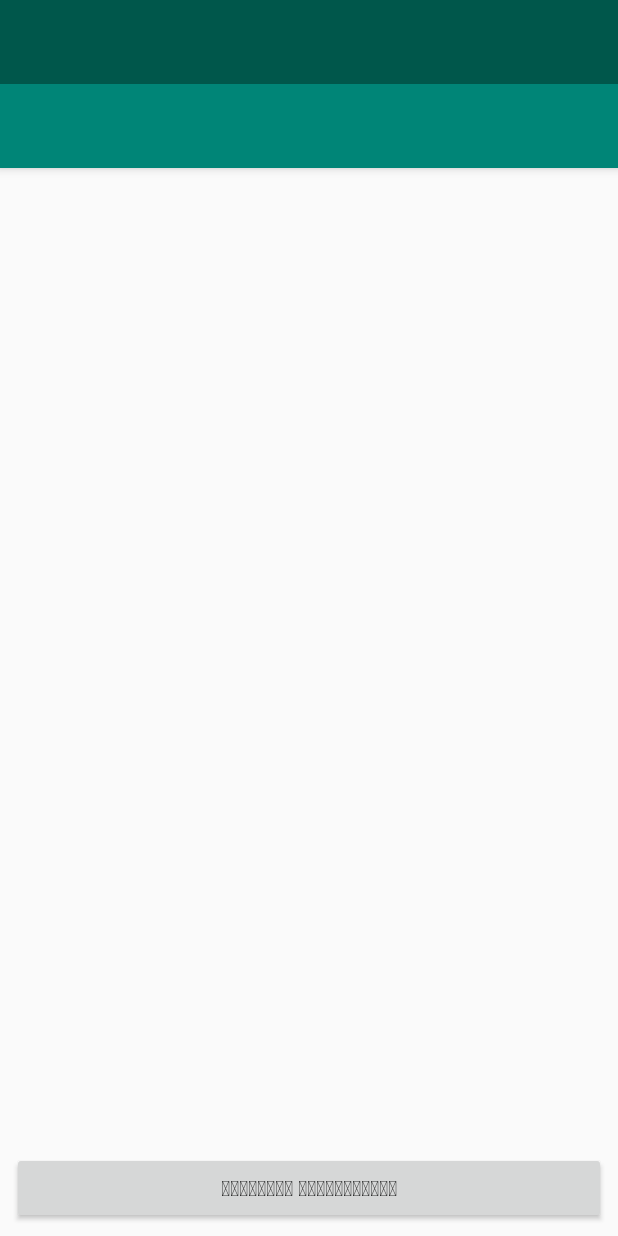
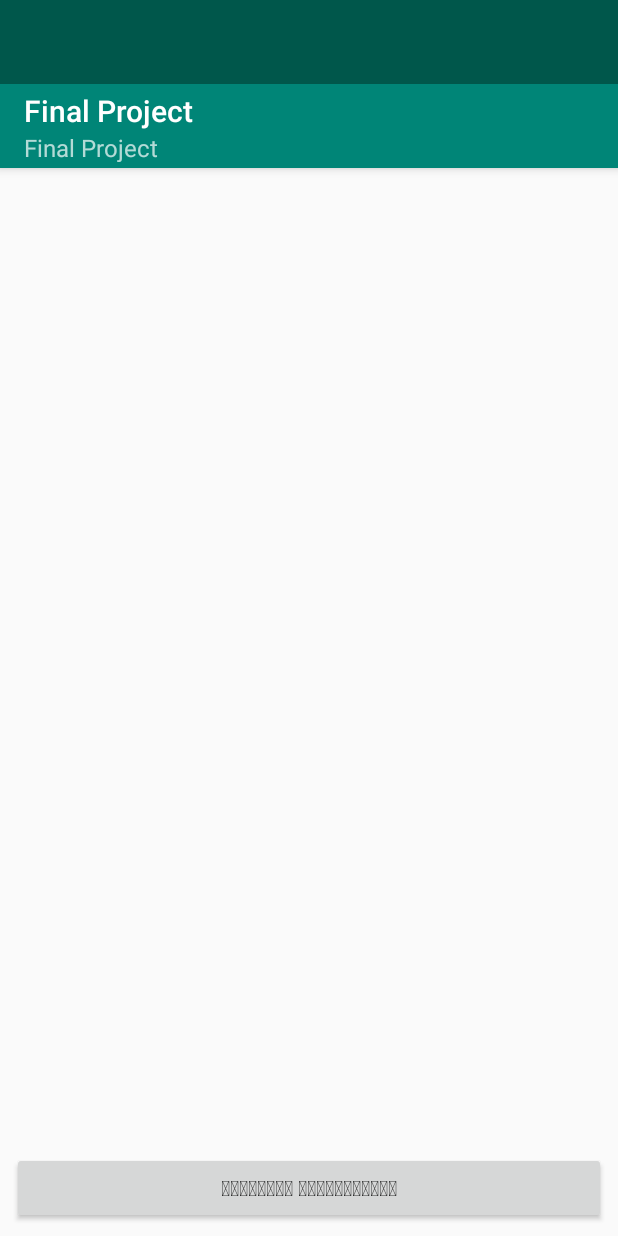
Before and after one commit to z13z/Android-Final, an Android app: the layout activity_main.xml on its own in the app's theme, with its tools: preview values and no code run, on a phone screen of 412 x 824 dp. Run offline under Robolectric (Android 15) with nearby library versions, the light colour scheme and no system bars.

Commit message:
toolbar name update added

```diff
--- a/src/main/java/com/example/finalproject/MainContract.java
+++ b/src/main/java/com/example/finalproject/MainContract.java
@@ -1,5 +1,6 @@
 package com.example.finalproject;
 
+import android.annotation.SuppressLint;
 import android.content.BroadcastReceiver;
 import android.content.IntentFilter;
 
@@ -8,13 +9,19 @@ import com.example.finalproject.model.dtos.MessageDTO;
 import com.example.finalproject.model.entities.HistoryWithMessages;
 import com.example.finalproject.model.entities.Message;
 
+import java.text.DateFormat;
+import java.text.SimpleDateFormat;
 import java.util.List;
+import java.util.Locale;
 
 public interface MainContract {
 
     String HISTORY_ENTRY_KEY = "historyEntryKey";
 
     String HISTORY_MODE_KEY = "historyMode";
+
+    @SuppressLint("ConstantLocale")
+    DateFormat DATE_FORMAT = new SimpleDateFormat("dd/MM/yyyy - hh:mm:ss", Locale.getDefault());
 
     interface Controller {
 
@@ -64,6 +71,10 @@ public interface MainContract {
         void showAlert(String message);
 
         void setChatView(ChatView chatView);
+
+        void updateTitle(String title, String subtitle);
+
+        String getStringFromResources(int id);
     }
 
     interface ChatView{
--- a/src/main/java/com/example/finalproject/ui/history/HistoryEntryHolder.java
+++ b/src/main/java/com/example/finalproject/ui/history/HistoryEntryHolder.java
@@ -14,8 +14,6 @@ import java.text.SimpleDateFormat;
 import java.util.Locale;
 
 public class HistoryEntryHolder extends RecyclerView.ViewHolder {
-
-    private static DateFormat DATE_FORMAT = new SimpleDateFormat("dd/MM/yyyy - hh:mm", Locale.getDefault());
 
     private HistoryEntryDTO historyEntry;
 
@@ -41,7 +39,7 @@ public class HistoryEntryHolder extends RecyclerView.ViewHolder {
     public void setFields(HistoryEntryDTO historyEntry) {
         this.historyEntry = historyEntry;
         phoneName.setText(historyEntry.getPhoneName());
-        historyPeriod.setText(DATE_FORMAT.format(historyEntry.getStartTime()));
+        historyPeriod.setText(MainContract.DATE_FORMAT.format(historyEntry.getStartTime()));
         messagesCount.setText(String.valueOf(historyEntry.getMessages().size()));
     }
 }
--- a/src/main/java/com/example/finalproject/ui/history/HistoryFragment.java
+++ b/src/main/java/com/example/finalproject/ui/history/HistoryFragment.java
@@ -13,11 +13,10 @@ import android.widget.Button;
 
 import com.example.finalproject.MainContract;
 import com.example.finalproject.R;
-import com.example.finalproject.model.Database;
 import com.example.finalproject.model.dtos.HistoryEntryDTO;
-import com.example.finalproject.model.helpers.HistoryHelper;
 
 import java.util.List;
+import java.util.Locale;
 
 public class HistoryFragment extends Fragment implements View.OnClickListener {
 
@@ -44,6 +43,7 @@ public class HistoryFragment extends Fragment implements View.OnClickListener {
         } else {
             historyView.findViewById(R.id.historyMotFoundLabel).setVisibility(View.INVISIBLE);
         }
+        presenter.updateTitle(String.format(Locale.getDefault(), "%s (%d)", presenter.getStringFromResources(R.string.history), historyEntries.size()), null);
         return historyView;
     }
 
--- a/src/main/res/layout/app_bar_main.xml
+++ b/src/main/res/layout/app_bar_main.xml
@@ -20,6 +20,8 @@
             android:layout_width="match_parent"
             android:layout_height="?attr/actionBarSize"
             android:background="?attr/colorPrimary"
+            app:title="@string/app_name"
+            app:subtitle="@string/app_name"
             app:popupTheme="@style/AppTheme.PopupOverlay" >
 
             <Button
@@ -30,6 +32,7 @@
                 android:layout_gravity="end"
                 android:background="@android:drawable/ic_menu_delete" />
         </android.support.v7.widget.Toolbar>
+
 
     </android.support.design.widget.AppBarLayout>
 
```
Also changed, not shown: src/main/java/com/example/finalproject/MainActivity.java (+17 -1 lines), src/main/java/com/example/finalproject/ui/chat/ChatFragment.java (+8 -1 lines), src/main/java/com/example/finalproject/ui/chat/ChatRecycleViewAdapter.java (+2 -6 lines).
